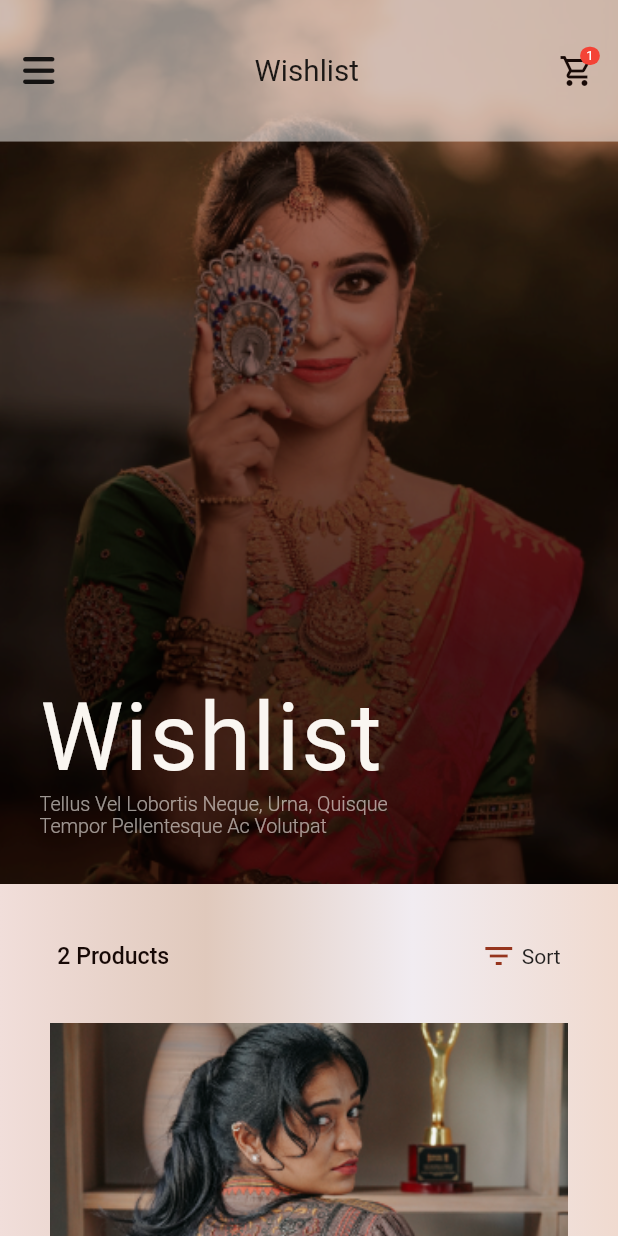
After one commit to Sohag-84/poonolil_textiles_ui, a Flutter app: the WishListScreen screen opened by its route, on a phone screen of 412 x 824 dp. The commit adds this screen. Run offline on Flutter 3.47's test engine with Material 2 defaults, Android fonts, the phone set to English and light mode, and no system bars; our stand-ins replace flutter_screenutil, font_awesome_flutter, get.

Commit message:
wish list screen is designed

```diff
--- a/lib/routes.dart
+++ b/lib/routes.dart
@@ -3,6 +3,7 @@
 import 'package:get/get.dart';
 import 'package:poonolil_textiles_ui/views/address_screen.dart';
 import 'package:poonolil_textiles_ui/views/order_screen.dart';
+import 'package:poonolil_textiles_ui/views/wish_list_screen.dart';
 
 import 'views/navigation/bottom_navigation_bar.dart';
 import 'views/navigation/home_screen.dart';
@@ -15,6 +16,7 @@ String homeScreen = '/home-screen';
 String navigationScreen = '/navigationBar-screen';
 String addressScreen = '/address-screen';
 String orderScreen = '/order-screen';
+String wishListScreen = '/wishList-screen';
 
 List<GetPage> pages = [
   GetPage(name: loginScreen, page: () => LoginScreen()),
@@ -23,4 +25,5 @@ List<GetPage> pages = [
   GetPage(name: navigationScreen, page: () => NavigationBar()),
   GetPage(name: addressScreen, page: () => AddressScreen()),
   GetPage(name: orderScreen, page: () => OrderScreen()),
+  GetPage(name: wishListScreen, page: () => WishListScreen()),
 ];
--- a/lib/views/navigation/profile_screen.dart
+++ b/lib/views/navigation/profile_screen.dart
@@ -185,7 +185,7 @@ class ProfileScreen extends StatelessWidget {
                         title: "ORDERS",
                       ),
                       customListTile(
-                        onTap: null,
+                        onTap: ()=> Get.toNamed(wishListScreen),
                         leadingIcon: Icons.favorite_outline,
                         title: "WISHLIST",
                       ),
--- a/lib/views/navigation/shop_screen.dart
+++ b/lib/views/navigation/shop_screen.dart
@@ -66,7 +66,7 @@ class ShopScreen extends StatelessWidget {
                                       decoration: BoxDecoration(
                                         color: Colors.red,
                                         borderRadius:
-                                            BorderRadius.circular(180.r),
+                                        BorderRadius.circular(180.r),
                                       ),
                                       child: Center(
                                         child: Text(
--- /dev/null
+++ b/lib/views/wish_list_screen.dart
@@ -0,0 +1,192 @@
+// ignore_for_file: prefer_const_constructors
+
+import 'package:flutter/material.dart';
+import 'package:flutter_screenutil/flutter_screenutil.dart';
+import 'package:font_awesome_flutter/font_awesome_flutter.dart';
+
+import '../constant/colors.dart';
+import '../widgets/custom_circle_container.dart';
+import 'navigation/shop_screen.dart';
+
+class WishListScreen extends StatelessWidget {
+  const WishListScreen({Key? key}) : super(key: key);
+
+  @override
+  Widget build(BuildContext context) {
+    return Scaffold(
+      body: SafeArea(
+        child: SingleChildScrollView(
+          child: Container(
+            decoration: BoxDecoration(
+              gradient: LinearGradient(colors: Colour.gradient),
+            ),
+            child: Column(
+              crossAxisAlignment: CrossAxisAlignment.start,
+              children: [
+                Container(
+                  height: 589,
+                  width: double.infinity,
+                  decoration: BoxDecoration(
+                    image: DecorationImage(
+                      image: AssetImage('images/img_19.png'),
+                      fit: BoxFit.cover,
+                    ),
+                  ),
+                  child: Column(
+                    mainAxisAlignment: MainAxisAlignment.spaceBetween,
+                    crossAxisAlignment: CrossAxisAlignment.start,
+                    children: [
+                      Container(
+                        width: double.infinity,
+                        height: 93.h,
+                        color: Colors.white.withOpacity(.50),
+                        child: Padding(
+                          padding: EdgeInsets.symmetric(horizontal: 14.w),
+                          child: Row(
+                            mainAxisAlignment: MainAxisAlignment.spaceBetween,
+                            children: [
+                              FaIcon(FontAwesomeIcons.bars),
+                              Text(
+                                "Wishlist",
+                                style: TextStyle(
+                                  fontSize: 18.sp,
+                                  fontWeight: FontWeight.w400,
+                                ),
+                              ),
+                              Stack(
+                                clipBehavior: Clip.none,
+                                children: [
+                                  Icon(
+                                    Icons.shopping_cart_outlined,
+                                    color: Colour.black_color,
+                                  ),
+                                  Positioned(
+                                    right: -3.w,
+                                    top: -4.h,
+                                    child: Container(
+                                      height: 12.h,
+                                      width: 12.w,
+                                      decoration: BoxDecoration(
+                                        color: Colors.red,
+                                        borderRadius:
+                                            BorderRadius.circular(180.r),
+                                      ),
+                                      child: Center(
+                                        child: Text(
+                                          "1",
+                                          style: TextStyle(
+                                            color: Colors.white,
+                                            fontSize: 8.sp,
+                                          ),
+                                        ),
+                                      ),
+                                    ),
+                                  ),
+                                ],
+                              ),
+                            ],
+                          ),
+                        ),
+                      ),
+                      Padding(
+                        padding: EdgeInsets.only(left: 24.w, bottom: 30.h),
+                        child: Column(
+                          crossAxisAlignment: CrossAxisAlignment.start,
+                          children: [
+                            Text(
+                              "Wishlist",
+                              style: TextStyle(
+                                fontSize: 57.sp,
+                                fontWeight: FontWeight.w400,
+                                color: Colour.white_color,
+                                letterSpacing: 1,
+                              ),
+                            ),
+                            Text(
+                              "Tellus Vel Lobortis Neque, Urna, Quisque\nTempor Pellentesque Ac Volutpat",
+                              style: TextStyle(
+                                fontSize: 12.sp,
+                                fontWeight: FontWeight.w300,
+                                color: Colour.white_color.withOpacity(.60),
+                              ),
+                            ),
+                          ],
+                        ),
+                      )
+                    ],
+                  ),
+                ),
+                SizedBox(height: 36.h),
+                Row(
+                  mainAxisAlignment: MainAxisAlignment.spaceAround,
+                  children: [
+                    Text(
+                      "2 Products",
+                      style: TextStyle(
+                        fontWeight: FontWeight.w500,
+                        fontSize: 14.sp,
+                        color: Colour.black_color,
+                      ),
+                    ),
+                    SizedBox(width: 50.w),
+                    Row(
+                      children: [
+                        Icon(
+                          Icons.filter_list_outlined,
+                          color: Colour.primary_color,
+                        ),
+                        SizedBox(width: 3.w),
+                        Text("Sort")
+                      ],
+                    ),
+                  ],
+                ),
+                SizedBox(height: 32.h),
+                CustomColumn(
+                  image: 'images/img_12.png',
+                  title: 'Black Satin Saree',
+                  description:
+                      '"Tellus Vel Lobortis Neque, Urna, Quisque\nTempor Pellentesque Ac Volutpat"',
+                  amount: '5000',
+                ),
+                SizedBox(height: 50.h),
+                CustomColumn(
+                  image: 'images/img_4.png',
+                  title: 'Dhakai Benarasi',
+                  description:
+                      '"Tellus Vel Lobortis Neque, Urna, Quisque\nTempor Pellentesque Ac Volutpat"',
+                  amount: '3000',
+                ),
+                SizedBox(height: 50.h),
+                CustomColumn(
+                  image: 'images/img_5.png',
+                  title: 'Tangail Handloom Saree',
+                  description:
+                      '"Tellus Vel Lobortis Neque, Urna, Quisque\nTempor Pellentesque Ac Volutpat"',
+                  amount: '7500',
+                ),
+                SizedBox(height: 50.h),
+                CustomColumn(
+                  image: 'images/img_14.png',
+                  title: 'Katan Saree',
+                  description:
+                      '"Tellus Vel Lobortis Neque, Urna, Quisque\nTempor Pellentesque Ac Volutpat"',
+                  amount: '25000',
+                ),
+                SizedBox(height: 50.h),
+                CustomColumn(
+                  image: 'images/img_13.png',
+                  title: 'Silk Saree',
+                  description:
+                      '"Tellus Vel Lobortis Neque, Urna, Quisque\nTempor Pellentesque Ac Volutpat"',
+                  amount: '9000',
+                ),
+                SizedBox(height: 30),
+              ],
+            ),
+          ),
+        ),
+      ),
+    );
+  }
+}
```
Also changed, not shown: images/img_19.png (added).
